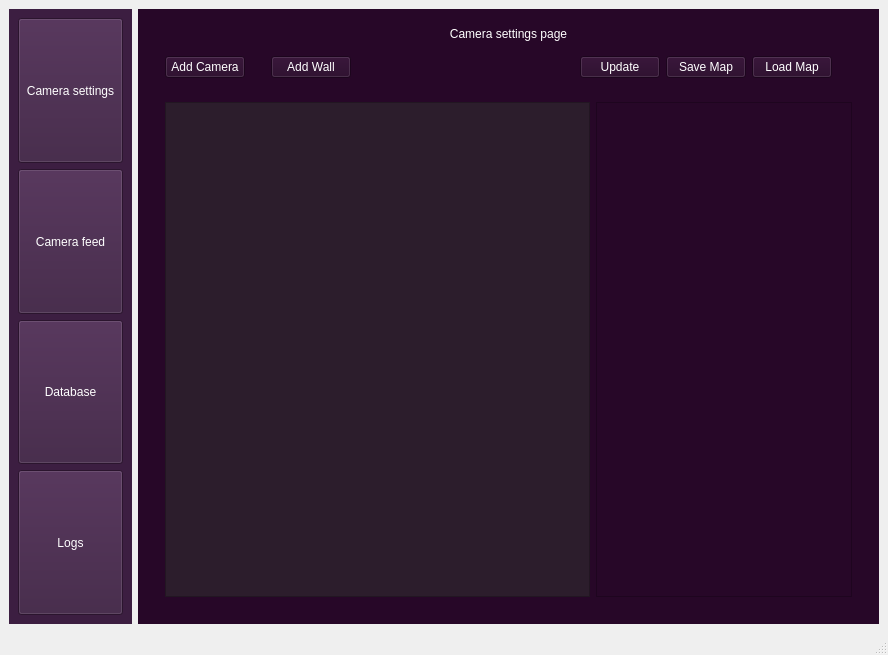
Before: the Qt Designer form UIs/main.ui in Sahasvinandith/ObserveAI_main, drawn with Qt 5.
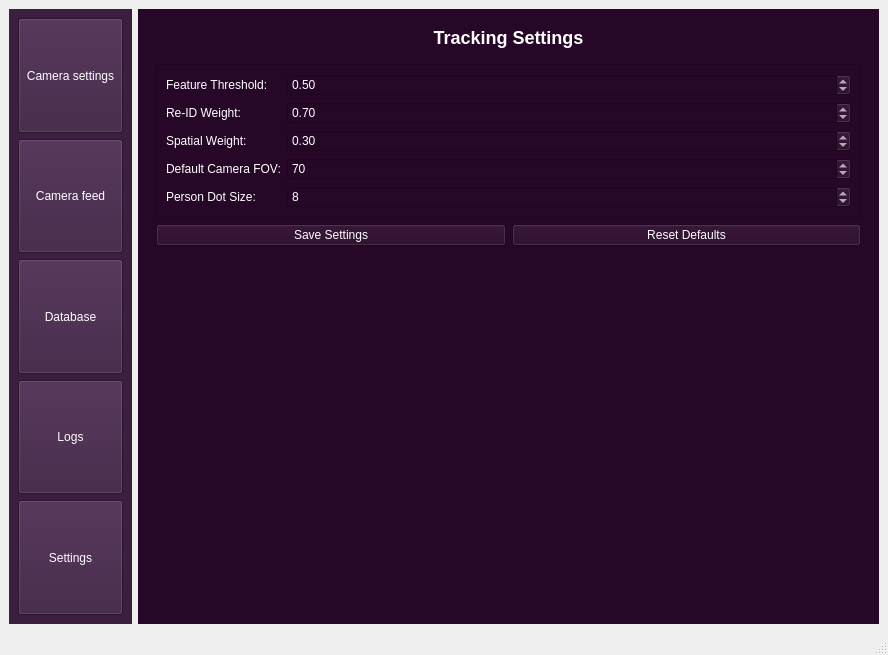
After: the same form once the commit is applied. The open tabs and pages were chosen to show the change.

Commit message: Added spatial aware + reid based global tracking system. Also changed the Ui to have a settings page.

Diff of the .ui file:
```diff
--- a/UIs/main.ui
+++ b/UIs/main.ui
@@ -97,6 +97,19 @@
          </property>
         </widget>
        </item>
+       <item>
+        <widget class="QPushButton" name="settings_btn">
+         <property name="sizePolicy">
+          <sizepolicy hsizetype="Minimum" vsizetype="Expanding">
+           <horstretch>0</horstretch>
+           <verstretch>2</verstretch>
+          </sizepolicy>
+         </property>
+         <property name="text">
+          <string>Settings</string>
+         </property>
+        </widget>
+       </item>
       </layout>
      </widget>
     </item>
@@ -315,6 +328,172 @@
            </property>
           </widget>
          </widget>
+         <widget class="QWidget" name="settings_page">
+          <layout class="QVBoxLayout" name="settings_layout">
+           <item>
+            <widget class="QLabel" name="settings_title">
+             <property name="text">
+              <string>Tracking Settings</string>
+             </property>
+             <property name="alignment">
+              <set>Qt::AlignmentFlag::AlignCenter</set>
+             </property>
+             <property name="styleSheet">
+              <string notr="true">font-size: 18px; font-weight: bold; margin-bottom: 10px;</string>
+             </property>
+            </widget>
+           </item>
+           <item>
+            <widget class="QFrame" name="settings_frame">
+             <property name="frameShape">
+              <enum>QFrame::Shape::StyledPanel</enum>
+             </property>
+             <layout class="QFormLayout" name="settings_form_layout">
+              <item row="0" column="0">
+               <widget class="QLabel" name="threshold_label">
+                <property name="text">
+                 <string>Feature Threshold:</string>
+                </property>
+               </widget>
+              </item>
+              <item row="0" column="1">
+               <widget class="QDoubleSpinBox" name="threshold_spinbox">
+                <property name="minimum">
+                 <double>0.100000000000000</double>
+                </property>
+                <property name="maximum">
+                 <double>1.000000000000000</double>
+                </property>
+                <property name="singleStep">
+                 <double>0.050000000000000</double>
+                </property>
+                <property name="value">
+                 <double>0.500000000000000</double>
+                </property>
+               </widget>
+              </item>
+              <item row="1" column="0">
+               <widget class="QLabel" name="reid_weight_label">
+                <property name="text">
+                 <string>Re-ID Weight:</string>
+                </property>
+               </widget>
+              </item>
+              <item row="1" column="1">
+               <widget class="QDoubleSpinBox" name="reid_weight_spinbox">
+                <property name="minimum">
+                 <double>0.000000000000000</double>
+                </property>
+                <property name="maximum">
+                 <double>1.000000000000000</double>
+                </property>
+                <property name="singleStep">
+                 <double>0.050000000000000</double>
+                </property>
+                <property name="value">
+                 <double>0.700000000000000</double>
+                </property>
+               </widget>
+              </item>
+              <item row="2" column="0">
+               <widget class="QLabel" name="spatial_weight_label">
+                <property name="text">
+                 <string>Spatial Weight:</string>
+                </property>
+               </widget>
+              </item>
+              <item row="2" column="1">
+               <widget class="QDoubleSpinBox" name="spatial_weight_spinbox">
+                <property name="minimum">
+                 <double>0.000000000000000</double>
+                </property>
+                <property name="maximum">
+                 <double>1.000000000000000</double>
+                </property>
+                <property name="singleStep">
+                 <double>0.050000000000000</double>
+                </property>
+                <property name="value">
+                 <double>0.300000000000000</double>
+                </property>
+               </widget>
+              </item>
+              <item row="3" column="0">
+               <widget class="QLabel" name="fov_label">
+                <property name="text">
+                 <string>Default Camera FOV:</string>
+                </property>
+               </widget>
+              </item>
+              <item row="3" column="1">
+               <widget class="QSpinBox" name="fov_spinbox">
+                <property name="minimum">
+                 <number>30</number>
+                </property>
+                <property name="maximum">
+                 <number>120</number>
+                </property>
+                <property name="value">
+                 <number>70</number>
+                </property>
+               </widget>
+              </item>
+              <item row="4" column="0">
+               <widget class="QLabel" name="dot_radius_label">
+                <property name="text">
+                 <string>Person Dot Size:</string>
+                </property>
+               </widget>
+              </item>
+              <item row="4" column="1">
+               <widget class="QSpinBox" name="dot_radius_spinbox">
+                <property name="minimum">
+                 <number>4</number>
+                </property>
+                <property name="maximum">
+                 <number>20</number>
+                </property>
+                <property name="value">
+                 <number>8</number>
+                </property>
+               </widget>
+              </item>
+             </layout>
+            </widget>
+           </item>
+           <item>
+            <layout class="QHBoxLayout" name="settings_buttons_layout">
+             <item>
+              <widget class="QPushButton" name="save_settings_btn">
+               <property name="text">
+                <string>Save Settings</string>
+               </property>
+              </widget>
+             </item>
+             <item>
+              <widget class="QPushButton" name="reset_settings_btn">
+               <property name="text">
+                <string>Reset Defaults</string>
+               </property>
+              </widget>
+             </item>
+            </layout>
+           </item>
+           <item>
+            <spacer name="settings_spacer">
+             <property name="orientation">
+              <enum>Qt::Orientation::Vertical</enum>
+             </property>
+             <property name="sizeHint" stdset="0">
+              <size>
+               <width>20</width>
+               <height>40</height>
+              </size>
+             </property>
+            </spacer>
+           </item>
+          </layout>
+         </widget>
         </widget>
        </item>
       </layout>
```
The commit also changes 4 other files.
